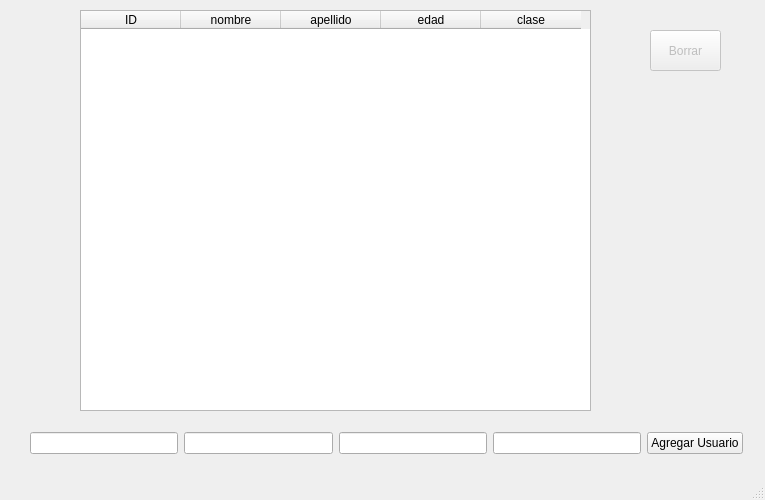
The window that DB-PLANTAS/mainwindow.ui (LauraMont/TPO-Invernadero) describes before a commit, drawn with Qt 5.
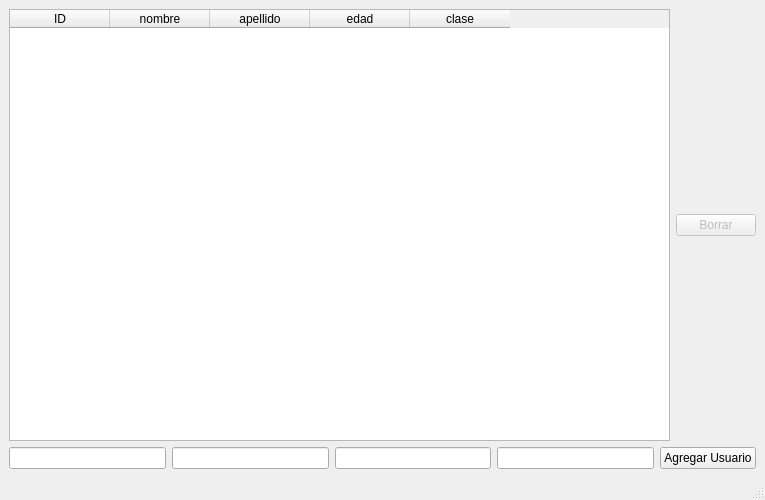
The same window after the commit.

Commit message: Acomode la parte de disponibilidad del boton, cambie el mecanismo y ahora no funciona con delay, hice que la tabla se adaptara al tamaño de la ventana, y en el archivo 'main.cpp' agregue el nombre de las personas a las tareas correspondientes

The edit to the form file:
```diff
--- a/DB-PLANTAS/mainwindow.ui
+++ b/DB-PLANTAS/mainwindow.ui
@@ -14,46 +14,9 @@
    <string>MainWindow</string>
   </property>
   <widget class="QWidget" name="centralwidget">
-   <widget class="QWidget" name="layoutWidget">
-    <property name="geometry">
-     <rect>
-      <x>30</x>
-      <y>430</y>
-      <width>713</width>
-      <height>27</height>
-     </rect>
-    </property>
-    <layout class="QHBoxLayout" name="horizontalLayout">
-     <item>
-      <widget class="QLineEdit" name="lineEdit_Nombre"/>
-     </item>
-     <item>
-      <widget class="QLineEdit" name="lineEdit_Apellido"/>
-     </item>
-     <item>
-      <widget class="QLineEdit" name="lineEdit_Edad"/>
-     </item>
-     <item>
-      <widget class="QLineEdit" name="lineEdit_Clase"/>
-     </item>
-     <item>
-      <widget class="QPushButton" name="pushButton_Agregar">
-       <property name="text">
-        <string>Agregar Usuario</string>
-       </property>
-      </widget>
-     </item>
-    </layout>
-   </widget>
+   <layout class="QGridLayout" name="gridLayout">
+    <item row="0" column="0">
    <widget class="QTableWidget" name="tableWidget_Datos">
-    <property name="geometry">
-     <rect>
-      <x>80</x>
-      <y>10</y>
-      <width>511</width>
-      <height>401</height>
-     </rect>
-    </property>
     <attribute name="verticalHeaderVisible">
      <bool>false</bool>
     </attribute>
@@ -83,22 +46,41 @@
      </property>
     </column>
    </widget>
+    </item>
+    <item row="0" column="1">
    <widget class="QPushButton" name="pushButton_Borrar">
     <property name="enabled">
      <bool>false</bool>
     </property>
-    <property name="geometry">
-     <rect>
-      <x>650</x>
-      <y>30</y>
-      <width>71</width>
-      <height>41</height>
-     </rect>
-    </property>
     <property name="text">
      <string>Borrar</string>
     </property>
    </widget>
+    </item>
+    <item row="1" column="0" colspan="2">
+     <layout class="QHBoxLayout" name="horizontalLayout">
+      <item>
+       <widget class="QLineEdit" name="lineEdit_Nombre"/>
+      </item>
+      <item>
+       <widget class="QLineEdit" name="lineEdit_Apellido"/>
+      </item>
+      <item>
+       <widget class="QLineEdit" name="lineEdit_Edad"/>
+      </item>
+      <item>
+       <widget class="QLineEdit" name="lineEdit_Clase"/>
+      </item>
+      <item>
+       <widget class="QPushButton" name="pushButton_Agregar">
+        <property name="text">
+         <string>Agregar Usuario</string>
+        </property>
+       </widget>
+      </item>
+     </layout>
+    </item>
+   </layout>
   </widget>
   <widget class="QMenuBar" name="menubar">
    <property name="geometry">
```
Lines whose indentation alone changed are shown as unchanged. The commit also changes 4 other files.
